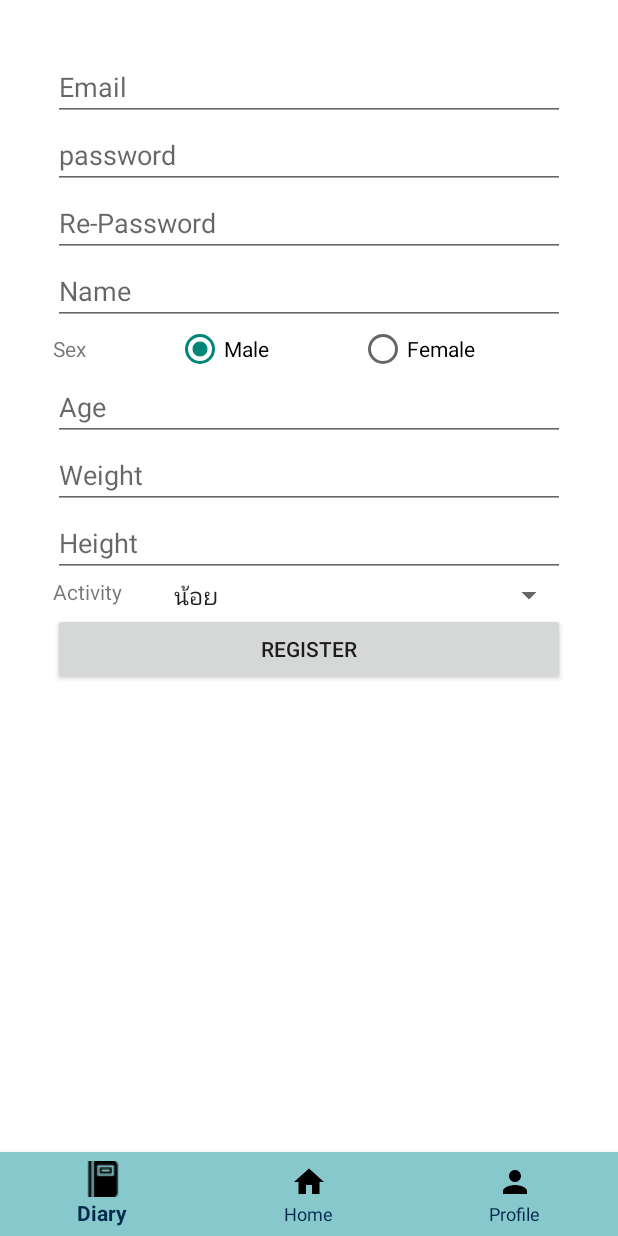
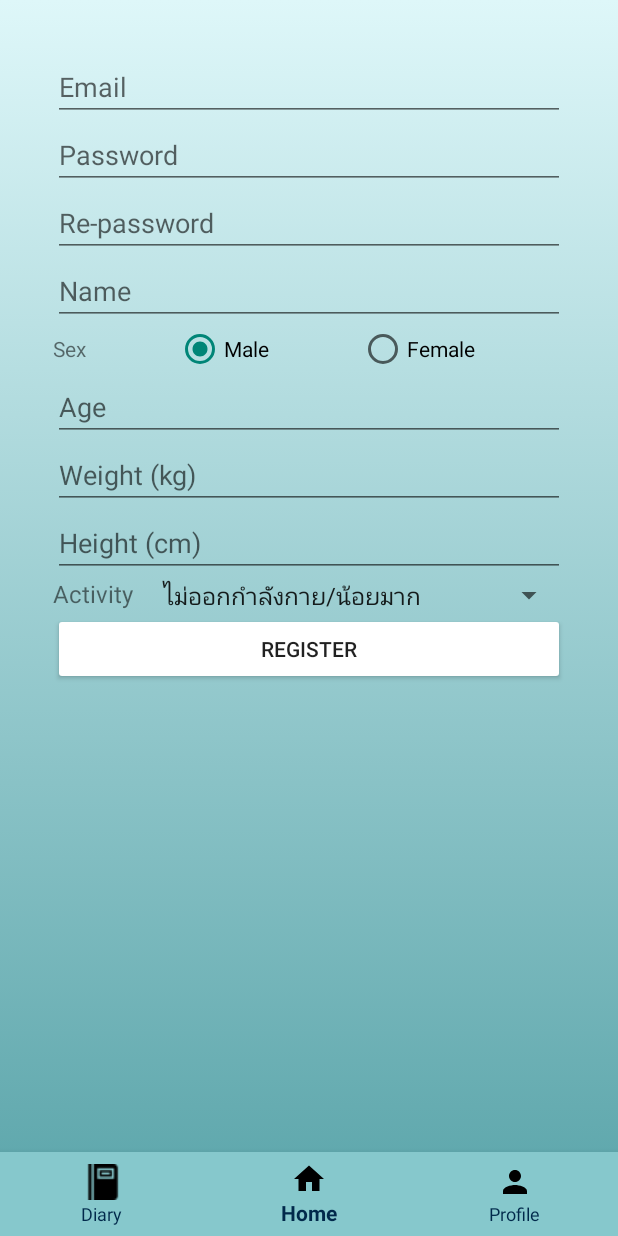
Before and after one commit to kukkikkpl/Calcurie, an Android app: the fragment RegisterFragment placed in its activity, on a phone screen of 412 x 824 dp. Run offline under Robolectric (Android 15) with nearby library versions, the phone set to English and light mode, and no system bars; our stand-ins replace Firebase (no records; nobody signed in at launch, a user with empty details on screens opened directly).

Commit message:
Edit color

```diff
--- a/app/src/main/java/com/calcurie/calcurie/LoginFragment.java
+++ b/app/src/main/java/com/calcurie/calcurie/LoginFragment.java
@@ -35,6 +35,7 @@ public class LoginFragment extends Fragment {
     private FirebaseAuth firebaseAuth;
     private FirebaseFirestore firestore;
     private DBHelper dbHelper;
+
 
     @Nullable
     @Override
--- a/app/src/main/java/com/calcurie/calcurie/MainActivity.java
+++ b/app/src/main/java/com/calcurie/calcurie/MainActivity.java
@@ -50,5 +50,6 @@ public class MainActivity extends AppCompatActivity {
                 return false;
             }
         });
+        bottomNavigationView.setSelectedItemId(R.id.navigation_home);
     }
 }
--- a/app/src/main/java/com/calcurie/calcurie/RegisterFragment.java
+++ b/app/src/main/java/com/calcurie/calcurie/RegisterFragment.java
@@ -59,9 +59,6 @@ public class RegisterFragment extends Fragment {
         spinner.setOnItemSelectedListener(new AdapterView.OnItemSelectedListener() {
             @Override
             public void onItemSelected(AdapterView<?> parent, View view, int position, long id) {
-                Toast.makeText(getActivity(),
-                        "Select : " + activityList[position],
-                        Toast.LENGTH_SHORT).show();
                 user.setActivityLevel(position+1);
             }
 
--- /dev/null
+++ b/app/src/main/res/drawable/background_gradient.xml
@@ -0,0 +1,11 @@
+<?xml version="1.0" encoding="utf-8"?>
+<selector xmlns:android="http://schemas.android.com/apk/res/android">
+    <item>
+        <shape>
+            <gradient android:angle="90"
+                android:endColor="#def7f9"
+                android:startColor="#61a9ae"
+                android:type="linear" />
+        </shape>
+    </item>
+</selector>
--- a/app/src/main/res/layout/fragment_home.xml
+++ b/app/src/main/res/layout/fragment_home.xml
@@ -24,6 +24,7 @@
                 android:layout_weight="1"/>
 
             <TextView
+                android:id="@+id/home_recommend_cal"
                 android:layout_width="wrap_content"
                 android:layout_height="wrap_content"
                 android:text="2000"
@@ -46,6 +47,7 @@
                 android:layout_weight="1"/>
 
             <TextView
+                android:id="@+id/home_have_eaten_cal"
                 android:layout_width="wrap_content"
                 android:layout_height="wrap_content"
                 android:text="2000"
@@ -67,6 +69,7 @@
                 android:layout_weight="1"/>
 
             <TextView
+                android:id="@+id/home_remain_cal"
                 android:layout_width="wrap_content"
                 android:layout_height="wrap_content"
                 android:text="2000"
--- a/app/src/main/res/layout/fragment_login.xml
+++ b/app/src/main/res/layout/fragment_login.xml
@@ -2,7 +2,7 @@
 <ScrollView xmlns:android="http://schemas.android.com/apk/res/android"
     android:layout_width="match_parent"
     android:layout_height="match_parent"
-    android:background="@color/background">
+    android:background="@drawable/background_gradient">
 
     <LinearLayout
         android:layout_width="match_parent"
@@ -47,7 +47,8 @@
             android:layout_marginTop="24dp"
             android:layout_marginBottom="24dp"
             android:padding="12dp"
-            android:text="Login" />
+            android:text="Login"
+            android:backgroundTint="#FFFFFF"/>
 
         <TextView
             android:id="@+id/login_register_btn"
--- a/app/src/main/res/layout/fragment_menu.xml
+++ b/app/src/main/res/layout/fragment_menu.xml
@@ -2,7 +2,7 @@
     <LinearLayout xmlns:android="http://schemas.android.com/apk/res/android"
         android:orientation="vertical" android:layout_width="match_parent"
         android:layout_height="match_parent"
-    android:background="@color/background">
+    android:background="@drawable/background_gradient">
         <ListView
             android:layout_width="match_parent"
             android:layout_height="match_parent"
--- a/app/src/main/res/layout/fragment_profile.xml
+++ b/app/src/main/res/layout/fragment_profile.xml
@@ -4,7 +4,7 @@
     xmlns:tools="http://schemas.android.com/tools"
     android:layout_width="match_parent"
     android:layout_height="match_parent"
-    android:background="@color/background">
+    android:background="@drawable/background_gradient">
 
     <LinearLayout
         android:layout_width="match_parent"
@@ -127,7 +127,8 @@
             android:layout_width="match_parent"
             android:layout_height="wrap_content"
             android:layout_marginTop="10dp"
-            android:text="Edit profile"/>
+            android:text="Edit profile"
+            android:backgroundTint="#FFFFFF"/>
         <Button
             android:id="@+id/profile_sign_out"
             android:layout_width="match_parent"
--- a/app/src/main/res/layout/fragment_register.xml
+++ b/app/src/main/res/layout/fragment_register.xml
@@ -2,7 +2,7 @@
 <LinearLayout xmlns:android="http://schemas.android.com/apk/res/android"
     android:orientation="vertical" android:layout_width="match_parent"
     android:layout_height="match_parent"
-    android:background="@color/background">
+    android:background="@drawable/background_gradient">
 
     <ScrollView
         android:layout_width="match_parent"
@@ -26,14 +26,14 @@
                 android:id="@+id/reg_password"
                 android:layout_width="match_parent"
                 android:layout_height="wrap_content"
-                android:hint="password"
+                android:hint="Password"
                 android:inputType="textPassword"/>
 
             <EditText
                 android:id="@+id/reg_re_password"
                 android:layout_width="match_parent"
                 android:layout_height="wrap_content"
-                android:hint="Re-Password"
+                android:hint="Re-password"
                 android:inputType="textPassword"/>
 
             <EditText
@@ -85,14 +85,14 @@
                 android:id="@+id/reg_weight"
                 android:layout_width="match_parent"
                 android:layout_height="wrap_content"
-                android:hint="Weight"
+                android:hint="Weight (kg)"
                 android:inputType="numberDecimal" />
 
             <EditText
                 android:id="@+id/reg_height"
                 android:layout_width="match_parent"
                 android:layout_height="wrap_content"
-                android:hint="Height"
+                android:hint="Height (cm)"
                 android:inputType="numberDecimal" />
 
             <LinearLayout
@@ -103,12 +103,13 @@
                 <TextView
                     android:layout_width="wrap_content"
                     android:layout_height="match_parent"
-                    android:layout_weight="1"
-                    android:text="Activity" />
+                    android:layout_weight="0.3"
+                    android:text="Activity"
+                    android:textSize="16dp"/>
 
                 <Spinner
                     android:id="@+id/reg_activity"
-                    android:layout_width="242dp"
+                    android:layout_width="wrap_content"
                     android:layout_height="match_parent"
                     android:layout_weight="1" />
             </LinearLayout>
@@ -117,7 +118,8 @@
                 android:id="@+id/reg_register_btn"
                 android:layout_width="match_parent"
                 android:layout_height="wrap_content"
-                android:text="Register" />
+                android:text="Register"
+                android:backgroundTint="#FFFFFF"/>
         </LinearLayout>
     </ScrollView>
 
--- a/app/src/main/res/menu/navigation.xml
+++ b/app/src/main/res/menu/navigation.xml
@@ -7,18 +7,21 @@
         android:id="@+id/navigation_diary"
         android:icon="@drawable/notebook"
         android:enabled="true"
-        android:title="@string/title_diary" />
+        android:title="@string/title_diary"
+        android:iconTint="#FFFFFF"/>
 
     <item
         android:id="@+id/navigation_home"
         android:icon="@drawable/ic_home_black_24dp"
         android:enabled="true"
-        android:title="@string/title_home" />
+        android:title="@string/title_home"
+        android:iconTint="#FFFFFF"/>
 
     <item
         android:id="@+id/navigation_profile"
         android:icon="@drawable/ic_profile_black_24dp"
         android:enabled="true"
-        android:title="@string/title_profile" />
+        android:title="@string/title_profile"
+        android:iconTint="#FFFFFF"/>
 
 </menu>
--- a/app/src/main/res/values/strings.xml
+++ b/app/src/main/res/values/strings.xml
@@ -4,9 +4,11 @@
     <string name="password">Password</string>
     <string name="re_password">Re-Password</string>
     <string-array name="activity_array">
-        <item>น้อย</item>
-        <item>ปานกลาง</item>
-        <item>มาก</item>
+        <item>ไม่ออกกำลังกาย/น้อยมาก</item>
+        <item>1–3 วันต่อสัปดาห์</item>
+        <item>3–5 วันต่อสัปดาห์</item>
+        <item>6–7 วันต่อสัปดาห์</item>
+        <item>ออกกำลังกายอย่างหนัก</item>
     </string-array>
     <string name="title_home">Home</string>
     <string name="title_profile">Profile</string>
```
Also changed, not shown: app/src/main/java/com/calcurie/calcurie/HomeFragment.java (+82 -1 lines), app/src/main/res/layout/fragment_diary.xml (+7 -8 lines), app/src/main/res/layout/fragment_edit_profile.xml (+14 -2 lines), app/src/main/res/layout/fragment_main.xml (deleted, +0 -109 lines), app/src/main/res/layout/show_menu.xml (deleted, +0 -35 lines).
